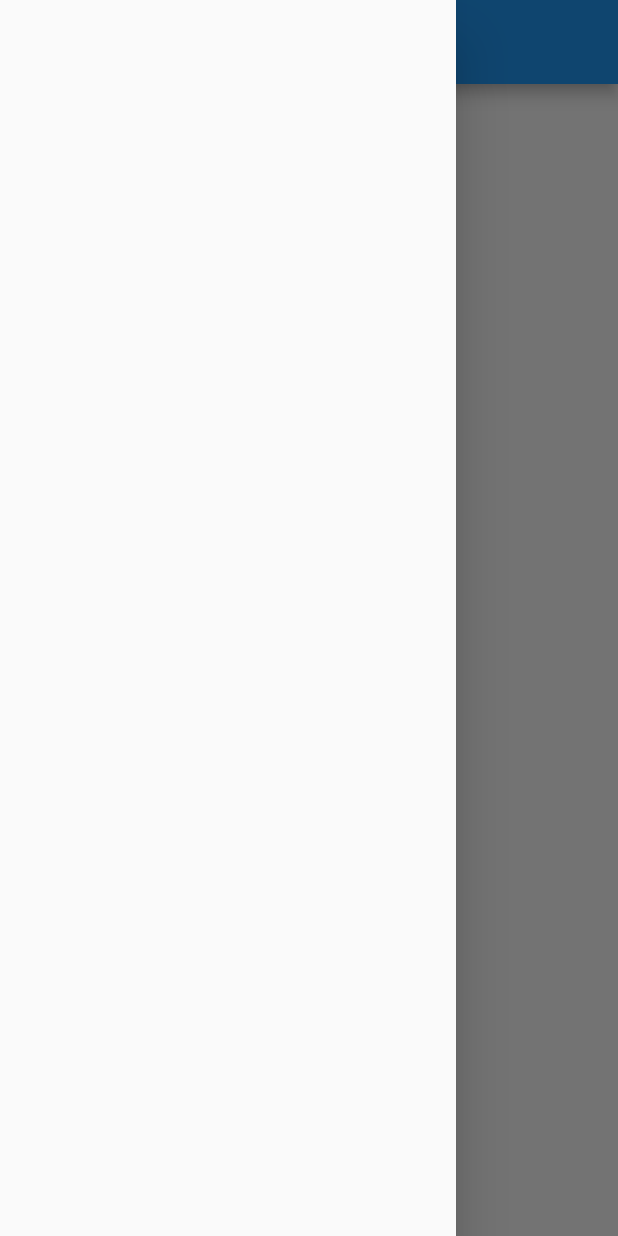
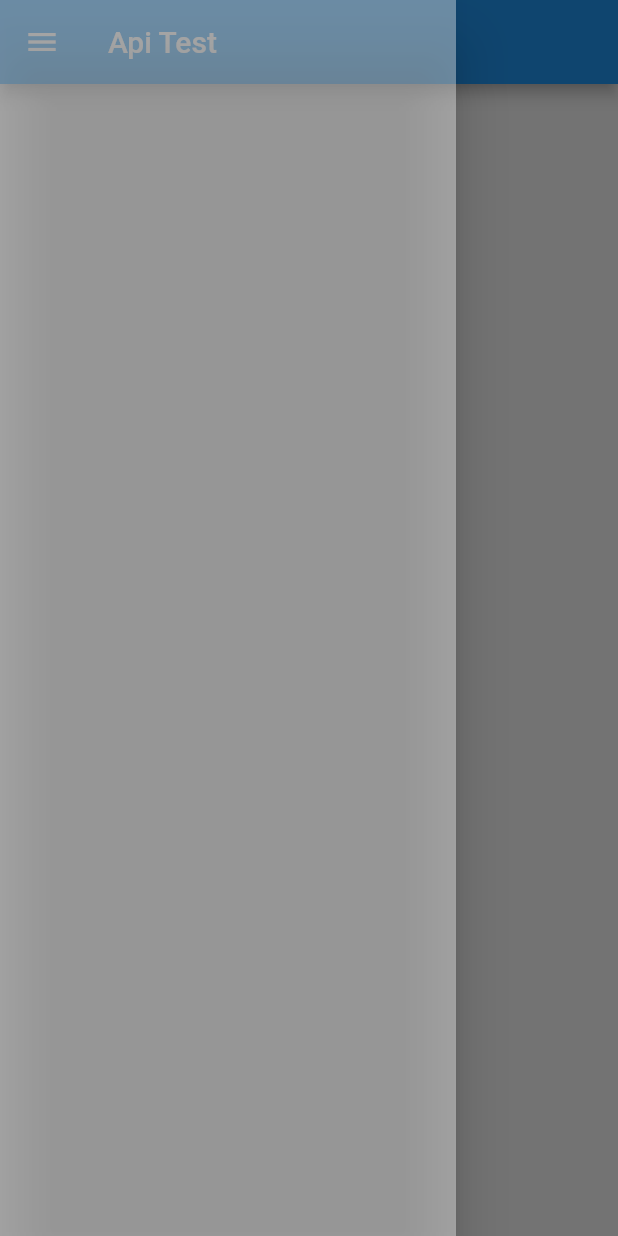
Before and after one commit to Aquarius-blake/Api_Test, a Flutter app: the screen it shows after launch, with the side drawer open, on a phone screen of 412 x 824 dp. Run offline on Flutter 3.47's test engine with Material 2 defaults, Android fonts, the phone set to English and light mode, and no system bars.

Commit message:
Minor Update

```diff
--- a/lib/main.dart
+++ b/lib/main.dart
@@ -19,6 +19,10 @@ class _HomeState extends State<Home> {
   Widget build(BuildContext context) {
     return Scaffold(
 drawer: Drawer(
+  backgroundColor: Colors.white38,
+  child: ListView(
+
+  ),
 
 ),
       appBar: AppBar(
```
